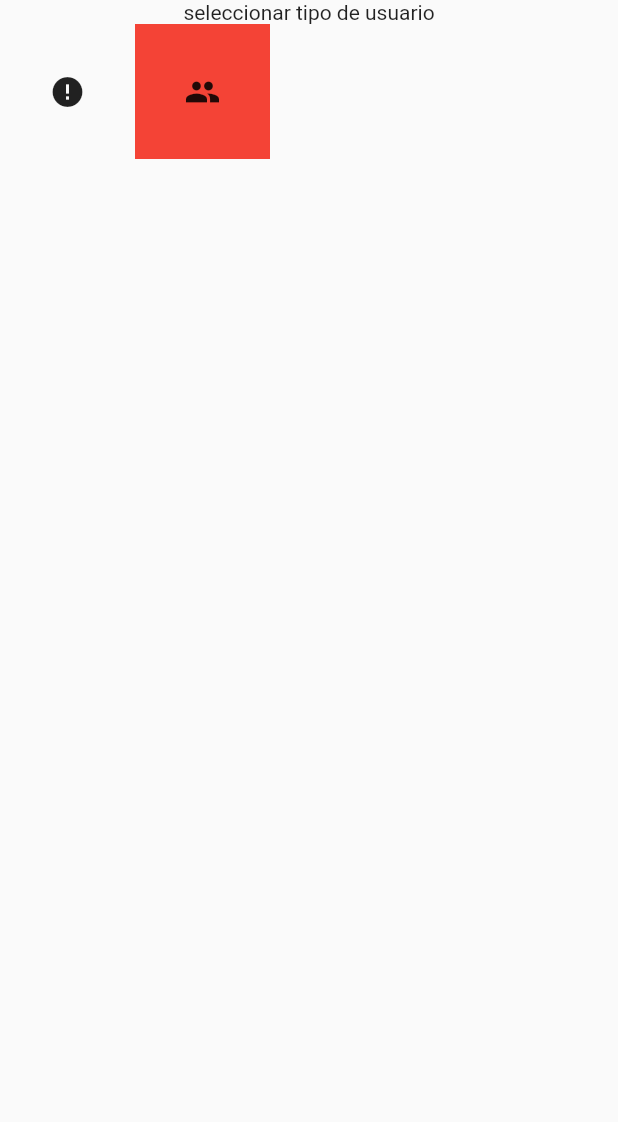
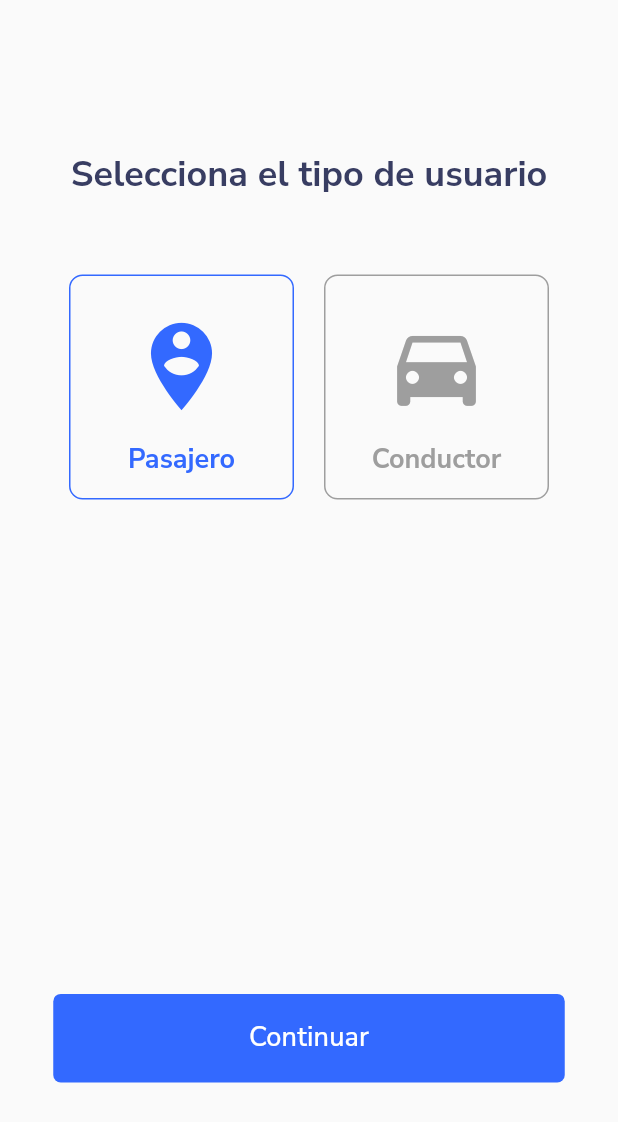
Before and after one commit to titandiaz/ruta_u, a Flutter app: the TypeUser screen opened by its route, on a phone screen of 412 x 824 dp. Shown: the top 1122 px of the screen. Run offline on Flutter 3.47's test engine with Material 2 defaults, Android fonts, the phone set to English and light mode, and no system bars; our stand-ins replace cloud_firestore, firebase_auth, google_fonts, rxdart, shared_preferences; accounts and stored records are empty; statements that could not run were skipped.

Commit message:
vista tipo de usuario

```diff
--- a/lib/src/models/usuarioModel.dart
+++ b/lib/src/models/usuarioModel.dart
@@ -22,7 +22,7 @@ class UserModel {
     this.ciudad,
     this.correo,
     this.foto,
-        this.nombre,
+    this.nombre = '',
     this.type,
     this.universidad,
   });
--- a/lib/src/pages/sign_in.dart
+++ b/lib/src/pages/sign_in.dart
@@ -275,36 +275,6 @@ class _SignInState extends State<SignIn> {
     );
   }
 
-  // Widget _crearBotonRegistrar(LoginBloc bloc) {
-  //   return StreamBuilder<Object>(
-  //     stream: bloc.formValidStream,
-  //     builder: (context, snapshot) {
-  //       return RaisedButton(
-  //         onPressed: snapshot.hasData ? () => _registrar(bloc, context) : null,
-  //         elevation: 0,
-  //         shape: RoundedRectangleBorder(
-  //           borderRadius: BorderRadius.circular(5.0),
-  //         ),
-  //         color: Color(0xff3369FF),
-  //         disabledColor: Color(0xffBCCBF6),
-  //         textColor: Colors.white,
-  //         child: Container(
-  //           padding: EdgeInsets.symmetric(vertical: 17.0),
-  //           width: double.infinity,
-  //           child: Text(
-  //             'Registrarte',
-  //             textAlign: TextAlign.center,
-  //             style: GoogleFonts.nunitoSans(
-  //               letterSpacing: 0.1,
-  //               fontSize: 18,
-  //             ),
-  //           ),
-  //         ),
-  //       );
-  //     },
-  //   );
-  // }
-
   _login(LoginBloc bloc, BuildContext context) async {
     final info = await authProvider.signInWithEmailAndPassword(
         bloc.email, bloc.password);
@@ -317,9 +287,9 @@ class _SignInState extends State<SignIn> {
 
   _registrar(SignupBloc blocSignup, BuildContext context) async {
     final info = authProvider.registerWithEmailAndPassword(
-        blocSignup.email, blocSignup.password);
+        blocSignup.email, blocSignup.password, usuario);
     if (info != null) {
-      Navigator.pushReplacementNamed(context, '/home');
+      Navigator.pushReplacementNamed(context, '/type_user');
     } else {
       mostrarAlerta(context, 'Datos invalidos');
     }
--- a/lib/src/pages/type_user.dart
+++ b/lib/src/pages/type_user.dart
@@ -1,4 +1,5 @@
 import 'package:flutter/material.dart';
+import 'package:google_fonts/google_fonts.dart';
 
 class IconMenu {
   final IconData iconName;
@@ -21,37 +22,162 @@ class TypeUser extends StatefulWidget {
 }
 
 class _TypeUserState extends State<TypeUser> {
-  int selectedIndex = -1;
+  int selectedIndex = 1;
 
   @override
   Widget build(BuildContext context) {
+    final size = MediaQuery.of(context).size;
     return Scaffold(
       body: Column(
         children: <Widget>[
-          Text('seleccionar tipo de usuario'),
+          SizedBox(height: 100),
+          Text(
+            'Selecciona el tipo de usuario',
+            style: GoogleFonts.nunitoSans(
+              fontSize: 24,
+              fontWeight: FontWeight.w700,
+              color: Color(0xff383D62),
+            ),
+            textAlign: TextAlign.center,
+          ),
+          SizedBox(height: 50),
           Row(
+            mainAxisAlignment: MainAxisAlignment.center,
             children: <Widget>[
-              InkWell(
-                borderRadius: BorderRadius.circular(4.0),
+              GestureDetector(
+                onTap: () {
+                  setState(() {
+                    selectedIndex = 1;
+                  });
+                },
                 child: Container(
-                  width: 90.0,
-                  height: 90.0,
-                  child: Icon(Icons.error),
+                  margin: EdgeInsets.only(right: 10.0),
+                  decoration: BoxDecoration(
+                    borderRadius: BorderRadius.circular(9.0),
+                    border: Border.all(
+                      color:
+                          selectedIndex == 1 ? Color(0xFF3369ff) : Colors.grey,
+                      width: 1.0,
+                    ),
+                  ),
+                  width: 150.0,
+                  height: 150.0,
+                  child: Column(
+                    children: <Widget>[
+                      SizedBox(height: 25.0),
+                      Icon(
+                        Icons.person_pin_circle,
+                        size: 70.0,
+                        color: selectedIndex == 1
+                            ? Color(0xFF3369ff)
+                            : Colors.grey,
+                      ),
+                      SizedBox(height: 15.0),
+                      Text(
+                        'Pasajero',
+                        style: GoogleFonts.nunitoSans(
+                          fontSize: 18.0,
+                          fontWeight: FontWeight.bold,
+                          color: selectedIndex == 1
+                              ? Color(0xFF3369ff)
+                              : Colors.grey,
+                        ),
+                      )
+                    ],
+                  ),
                 ),
               ),
-              InkWell(
+              GestureDetector(
+                onTap: () {
+                  setState(() {
+                    selectedIndex = 2;
+                  });
+                },
                 child: Container(
-                  width: 90.0,
-                  height: 90.0,
-                  color: Colors.red,
-                  child: Icon(Icons.people),
+                  margin: EdgeInsets.only(left: 10.0),
+                  decoration: BoxDecoration(
+                    borderRadius: BorderRadius.circular(9.0),
+                    border: Border.all(
+                      color:
+                          selectedIndex == 2 ? Color(0xFF3369ff) : Colors.grey,
+                      width: 1.0,
+                    ),
+                  ),
+                  width: 150.0,
+                  height: 150.0,
+                  child: Column(
+                    children: <Widget>[
+                      SizedBox(height: 25.0),
+                      Icon(
+                        Icons.directions_car,
+                        size: 70.0,
+                        color: selectedIndex == 2
+                            ? Color(0xFF3369ff)
+                            : Colors.grey,
+                      ),
+                      SizedBox(height: 15.0),
+                      Text(
+                        'Conductor',
+                        style: GoogleFonts.nunitoSans(
+                          fontSize: 18.0,
+                          fontWeight: FontWeight.bold,
+                          color: selectedIndex == 2
+                              ? Color(0xFF3369ff)
+                              : Colors.grey,
+                        ),
+                      )
+                    ],
+                  ),
                 ),
-              )
+              ),
             ],
           ),
+          SizedBox(
+            height: size.height * .4,
+          ),
+          _crearBoton(context)
         ],
       ),
     );
+  }
+
+  Widget _crearBoton(BuildContext context) {
+    return StreamBuilder<Object>(
+      // stream: bloc.formValidStream,
+      builder: (context, snapshot) {
+        return RaisedButton(
+          // onPressed: snapshot.hasData ? () => _login(bloc, context) : null,
+          onPressed: () => _next(),
+          elevation: 0,
+          shape: RoundedRectangleBorder(
+            borderRadius: BorderRadius.circular(5.0),
+          ),
+          color: Color(0xff3369FF),
+          disabledColor: Color(0xffBCCBF6),
+          textColor: Colors.white,
+          child: Container(
+            padding: EdgeInsets.symmetric(vertical: 17.0),
+            width: MediaQuery.of(context).size.width * 0.75,
+            child: Text(
+              'Continuar',
+              textAlign: TextAlign.center,
+              style: GoogleFonts.nunitoSans(
+                letterSpacing: 0.1,
+                fontSize: 18,
+              ),
+            ),
+          ),
+        );
+      },
+    );
+  }
+
+  _next() {
+    if (selectedIndex == 1) {
+      Navigator.pushReplacementNamed(context, '/home');
+    } else {
+      Navigator.pushReplacementNamed(context, '/home');
+    }
   }
 }
 
```
Also changed, not shown: lib/src/providers/database.dart (+7 -0 lines). Lines whose indentation alone changed are shown as unchanged.
